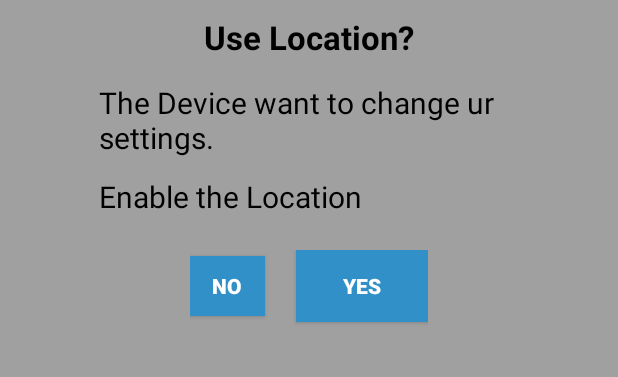
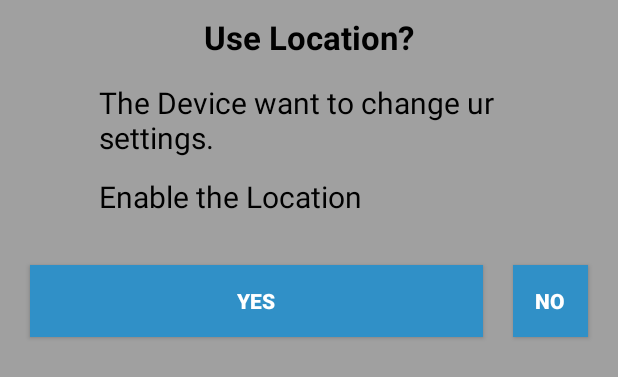
Before and after one commit to kipathipaka/MobileAppRepository, an Android app: the layout location_enable_popup.xml on its own in the app's theme, with its tools: preview values and no code run, on a phone screen of 412 x 824 dp. Shown: the top 377 px of the screen. Run offline under Robolectric (Android 15) with nearby library versions, the phone set to English and light mode, and no system bars.

Commit message:
changes made in in location enbale layout buttons

```diff
--- a/app/src/main/res/layout/location_enable_popup.xml
+++ b/app/src/main/res/layout/location_enable_popup.xml
@@ -67,41 +67,36 @@
             </TextView>
         </TableRow>
     </TableLayout>
-    <LinearLayout
-        android:id="@+id/addinvite_ll"
-        android:layout_width="wrap_content"
-        android:layout_height="wrap_content"
-        android:layout_weight="1.00"
-        android:onClick="addinviteclick"
-        android:orientation="horizontal"
 
 
-        android:weightSum="2"
+    <Button
+        android:id="@+id/btnYes"
+        android:layout_width="100dp"
+        android:layout_height="wrap_content"
+        android:textColor="@color/white"
+        android:textStyle="bold"
+        android:background="@color/darkskyblue"
+        android:text="yes"
+        android:layout_margin="10dp"
         android:layout_below="@+id/registerTable"
-        android:layout_centerHorizontal="true">
+        android:layout_toLeftOf="@+id/btnNo"
+        android:layout_alignLeft="@+id/registerTable"
+        android:layout_alignStart="@+id/registerTable" />
     <Button
         android:id="@+id/btnNo"
         android:layout_width="50dp"
         android:layout_height="40dp"
-            android:layout_marginBottom="10dp"
-            android:layout_marginRight="5dp"
         android:textColor="@color/white"
         android:textStyle="bold"
         android:background="@color/darkskyblue"
-            android:text="No" />
-        <Button
-            android:id="@+id/btnYes"
-            android:layout_width="wrap_content"
-            android:layout_height="wrap_content"
-            android:layout_marginBottom="10dp"
-            android:layout_marginLeft="15dp"
-            android:textColor="@color/white"
-            android:textStyle="bold"
-            android:background="@color/darkskyblue"
-            android:text="yes" />
+        android:text="No"
+        android:layout_alignRight="@+id/registerTable"
+        android:layout_marginLeft="10dp"
+        android:layout_marginRight="10dp"
+        android:layout_alignBottom="@+id/btnYes"
+        android:layout_alignTop="@+id/btnYes" />
 
 
-    </LinearLayout>
 
 
 
```
Lines whose indentation alone changed are shown as unchanged.
